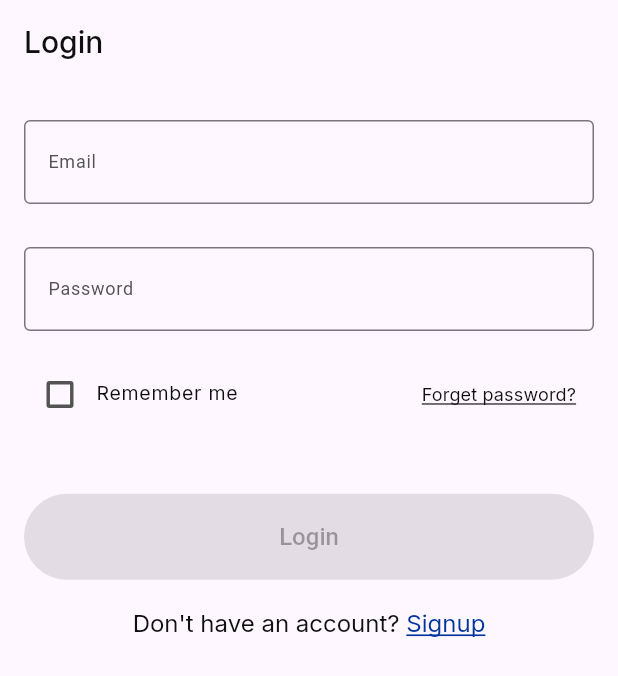
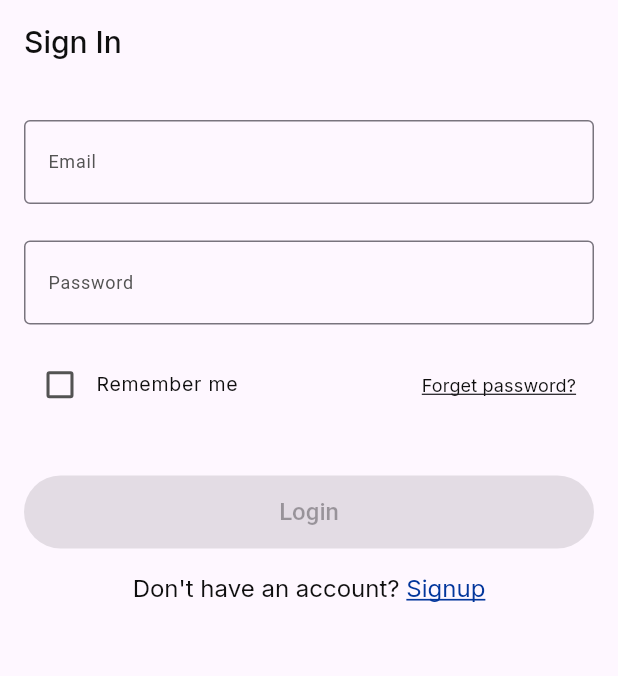
Before and after one commit to AhmedEzz999/exam_app_team5, a Flutter app: the screen it shows after launch, on a phone screen of 412 x 824 dp. Shown: the top 676 px of the screen. Run offline on Flutter 3.47's test engine with Material 3 defaults, Android fonts, the phone set to English and light mode, and no system bars; our stand-ins replace dartz, dio, flutter_bloc, flutter_screenutil, get_it, go_router and 4 more; generated files the repository leaves out were written again.

Commit message:
generate and config app router and screen utils

```diff
--- /dev/null
+++ b/lib/config/router/app_router/go_router.dart
@@ -0,0 +1,21 @@
+import 'package:exam_app/core/constants/app_routes/app_routes.dart';
+import 'package:flutter/material.dart';
+import 'package:go_router/go_router.dart';
+
+import '../../../core/constants/app_strings/app_strings.dart';
+import '../../../features/login/presentation/views/login_view.dart';
+
+class AppRouter {
+  static GoRouter goRouter = GoRouter(
+    initialLocation: AppRoutes.singInRoute,
+    errorBuilder: (context, state) =>
+        Scaffold(body: Center(child: Text(AppStrings.errorNavigate))),
+    routes: [
+      GoRoute(
+        path: AppRoutes.singInRoute,
+        name: AppRoutes.singInRoute,
+        builder: (context, state) => LoginView(),
+      ),
+    ],
+  );
+}
--- /dev/null
+++ b/lib/core/constants/app_routes/app_routes.dart
@@ -0,0 +1,7 @@
+class AppRoutes {
+  AppRoutes._();
+  static const singInRoute = 'login';
+  static const singUpRoute = 'signup';
+  static const forgetPasswordRoute = "forgetPassword";
+  static const homeRoute = "home";
+}
--- a/lib/core/constants/app_strings/app_strings.dart
+++ b/lib/core/constants/app_strings/app_strings.dart
@@ -38,4 +38,8 @@ abstract class AppStrings {
   static const String signinTitle = 'Sign In';
   // Sign Up field labels and hints
   static const String dontHaveAccount = 'Don\'t have an account? ';
+
+  //------------Navigation----------------------
+  // error builder
+  static const String errorNavigate = '"Error When Navigate to route"';
 }
--- a/lib/exam_app.dart
+++ b/lib/exam_app.dart
@@ -1,4 +1,6 @@
+import 'package:exam_app/config/router/app_router/go_router.dart';
 import 'package:flutter/material.dart';
+import 'package:flutter_screenutil/flutter_screenutil.dart';
 
 import 'core/themes/themes.dart';
 import 'features/login/presentation/views/login_view.dart';
@@ -8,11 +10,16 @@ class ExamApp extends StatelessWidget {
 
   @override
   Widget build(BuildContext context) {
-    return MaterialApp(
-      home: const LoginScreen(),
-      theme: Themes.light(),
-      darkTheme: Themes.dark(),
-      themeMode: ThemeMode.light,
+    return ScreenUtilInit(
+      designSize: const Size(375, 812),
+      minTextAdapt: true,
+      splitScreenMode: true,
+      builder: (_, _) => MaterialApp.router(
+        routerConfig: AppRouter.goRouter,
+        theme: Themes.light(),
+        darkTheme: Themes.dark(),
+        themeMode: ThemeMode.light,
+      ),
     );
   }
 }
--- a/lib/features/login/presentation/views/login_view.dart
+++ b/lib/features/login/presentation/views/login_view.dart
@@ -1,16 +1,18 @@
+import 'package:exam_app/core/constants/app_strings/app_strings.dart';
 import 'package:flutter/material.dart';
 import 'package:flutter_bloc/flutter_bloc.dart';
+
 import '../../../../config/di/di.dart';
 import '../view_models/cubit/login_cubit.dart';
 import 'widgets/login_view_body.dart';
 
-class LoginScreen extends StatelessWidget {
-  const LoginScreen({super.key});
+class LoginView extends StatelessWidget {
+  const LoginView({super.key});
 
   @override
   Widget build(BuildContext context) {
     return Scaffold(
-      appBar: AppBar(title: const Text('Login')),
+      appBar: AppBar(title: const Text(AppStrings.signinTitle)),
       body: BlocProvider<LoginCubit>(
         create: (context) => getIt<LoginCubit>(),
         child: const LoginViewBody(),
```
